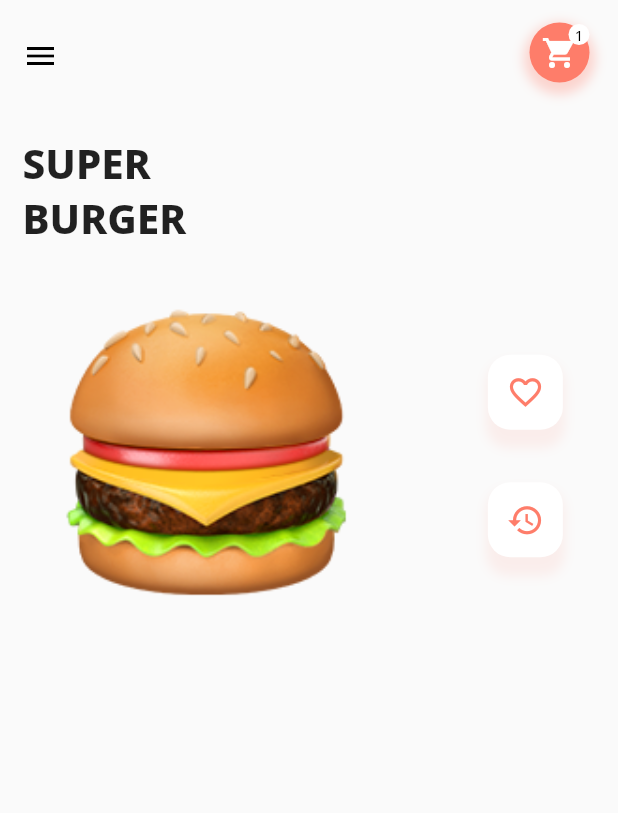
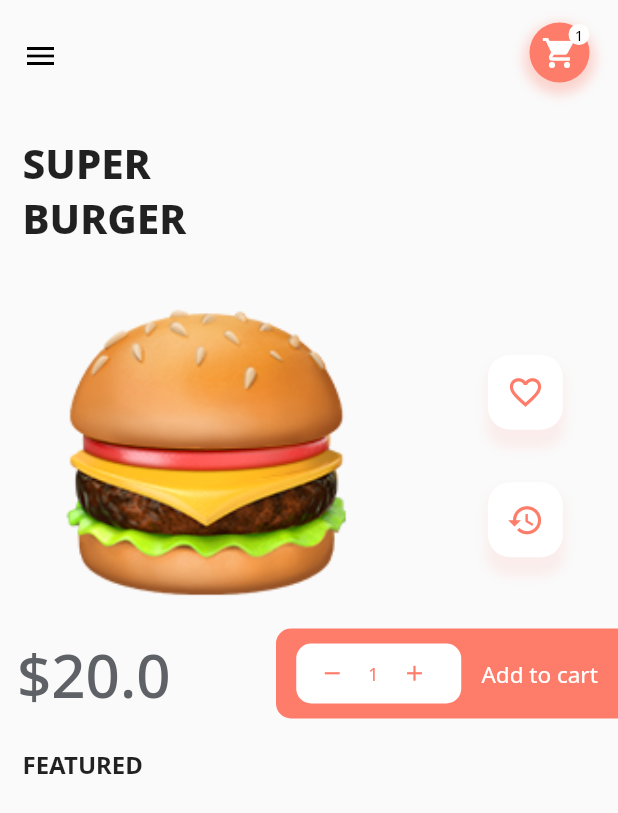
Before and after one commit to amitmaurya7374/Flutter-Food-order-App, a Flutter app: the screen it shows after launch, after a tap on "Burger", on a phone screen of 412 x 824 dp. Shown: the top 813 px of the screen. Run offline on Flutter 3.47's test engine with Material 2 defaults, Android fonts, the phone set to English and light mode, and no system bars; our stand-ins replace google_fonts, smooth_star_rating.

Commit message:
8th commit

```diff
--- a/lib/screens/detail_page.dart
+++ b/lib/screens/detail_page.dart
@@ -11,6 +11,10 @@ class DetailPage extends StatefulWidget {
 }
 
 class _DetailPageState extends State<DetailPage> {
+  var quantity = 1;
+  var netPrice = 0.0;
+
+
   @override
   Widget build(BuildContext context) {
     return Scaffold(
@@ -132,20 +136,112 @@ class _DetailPageState extends State<DetailPage> {
                   FloatingIcon(
                     icon: Icons.restore,
                   ),
-
                 ],
               ),
             ],
           ),
-          SizedBox(height: 10.0,),
+          SizedBox(
+            height: 10.0,
+          ),
           Row(
             mainAxisAlignment: MainAxisAlignment.spaceBetween,
             children: <Widget>[
-
+              Container(
+                height: 70.0,
+                width: 125.0,
+                child: Center(
+                  child: Text(
+                    '\$' + (widget.pricePerItem * quantity).toString(),
+                    style: GoogleFonts.notoSans(
+                      fontSize: 40.0,
+                      color: Color(0xFF5E6166),
+                      fontWeight: FontWeight.w500,
+                    ),
+                  ),
+                ),
+              ),
+              Container(
+                height: 60.0,
+                width: 228.0,
+                decoration: BoxDecoration(
+                  color: Color(0xFFFE7D6A),
+                  borderRadius: BorderRadius.only(
+                    topLeft: Radius.circular(10.0),
+                    bottomLeft: Radius.circular(10.0),
+                  ),
+                ),
+                child: Row(
+                  mainAxisAlignment: MainAxisAlignment.spaceEvenly,
+                  children: <Widget>[
+                    Container(
+                      height: 40.0,
+                      width: 110.0,
+                      decoration: BoxDecoration(
+                          borderRadius: BorderRadius.circular(10.0),
+                          color: Colors.white),
+                      child: Row(
+                        children: <Widget>[
+                          IconButton(
+                              iconSize: 17.0,
+                              icon:
+                                  Icon(Icons.remove, color: Color(0xFFFE7D6A)),
+                              onPressed: () {
+                                adjustQuantity('MINUS');
+                              }),
+                          Text(
+                            quantity.toString(),
+                            style: GoogleFonts.notoSans(
+                                fontSize: 12.0,
+                                color: Color(0xFFFE7D6A),
+                                fontWeight: FontWeight.w400),
+                          ),
+                          IconButton(
+                              iconSize: 17.0,
+                              icon: Icon(Icons.add, color: Color(0xFFFE7D6A)),
+                              onPressed: () {
+                                adjustQuantity('PLUS');
+                              }),
+                        ],
+                      ),),
+                        Text(
+                    'Add to cart',
+                    style: GoogleFonts.notoSans(
+                        fontSize: 15.0,
+                        color: Colors.white,
+                        fontWeight: FontWeight.w400),
+                  ),
+                  ],
+                ),
+              ),
             ],
           ),
+          Padding(
+          padding: const EdgeInsets.all(15.0),
+          child: Text(
+            'FEATURED',
+            style: GoogleFonts.notoSans(
+                fontSize: 16.0, fontWeight: FontWeight.w700),
+          ),
+        ),
         ],
       ),
     );
   }
+     adjustQuantity(pressed) {
+    switch (pressed) {
+      case 'PLUS':
+        setState(() {
+          quantity += 1;
+        });
+        return;
+      case 'MINUS':
+        setState(() {
+          if (quantity != 0) {
+            quantity -= 1;
+          }
+        });
+        return;
+    }
+  }
+
 }
```
